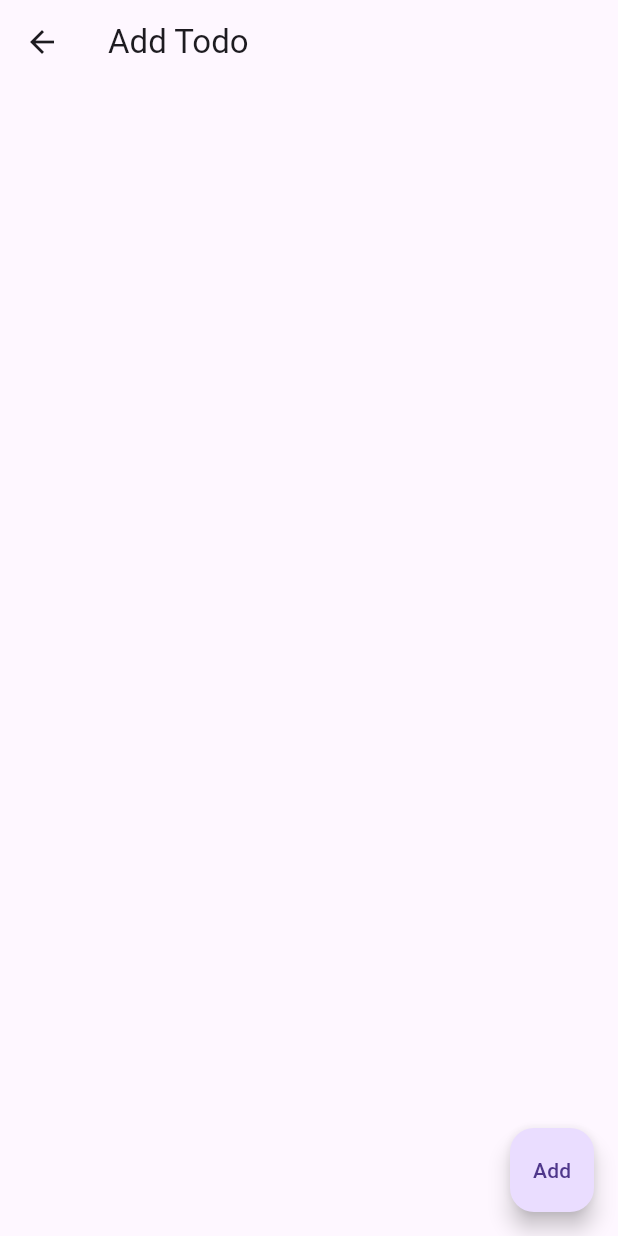
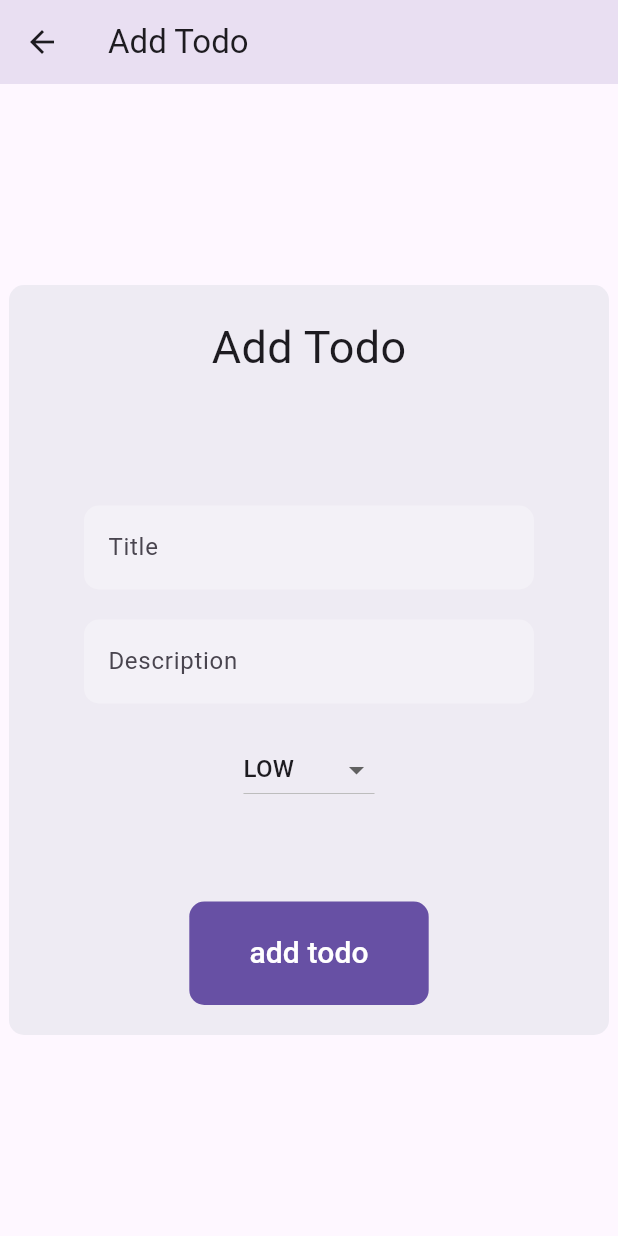
Before and after one commit to avagst3/tuto_flutter, a Flutter app: the screen it shows after launch, after a tap on the "add" icon, on a phone screen of 412 x 824 dp. Run offline on Flutter 3.47's test engine with Material 3 defaults, Android fonts, the phone set to English and light mode, and no system bars.

Commit message:
end demo

```diff
--- a/lib/models/manage_todo.dart
+++ b/lib/models/manage_todo.dart
@@ -7,6 +7,7 @@ class ManageTodo extends ChangeNotifier {
   List<TodoItem> get list => _list;
 
   void addItem(TodoItem todoItem) {
+    print("add");
     list.add(todoItem);
     notifyListeners();
   }
--- a/lib/views/add_todo/add_todo.dart
+++ b/lib/views/add_todo/add_todo.dart
@@ -1,4 +1,7 @@
 import 'package:flutter/material.dart';
+import 'package:provider/provider.dart';
+import 'package:tuto/models/manage_todo.dart';
+import 'package:tuto/models/todo_model.dart';
 
 class AddTodo extends StatefulWidget {
   const AddTodo({super.key});
@@ -8,17 +11,114 @@ class AddTodo extends StatefulWidget {
 }
 
 class _AddTodoState extends State<AddTodo> {
+  TextEditingController _titleControler = TextEditingController();
+  TextEditingController _descriptionControler = TextEditingController();
+  PriorityEnum priorityEnum = PriorityEnum.LOW;
   @override
   Widget build(BuildContext context) {
     return Scaffold(
       appBar: AppBar(
-        title: Text("Add Todo"),
+        title: const Text("Add Todo"),
+        elevation: 30,
       ),
-      floatingActionButton: FloatingActionButton(
-        onPressed: () {
-          Navigator.pop(context);
-        },
-        child: Text("Add"),
+      body: Center(
+        child: Container(
+          height: 500,
+          width: 400,
+          decoration: BoxDecoration(
+              color: Colors.blueGrey.withOpacity(0.1),
+              borderRadius: BorderRadius.circular(10)),
+          child: Column(
+            mainAxisAlignment: MainAxisAlignment.spaceBetween,
+            children: [
+              Padding(
+                padding: const EdgeInsets.all(20),
+                child: Text(
+                  "Add Todo",
+                  style: TextStyle(fontSize: 30),
+                ),
+              ),
+              Column(
+                children: [
+                  Container(
+                    padding: EdgeInsets.only(bottom: 20),
+                    width: 300,
+                    child: TextField(
+                      controller: _titleControler,
+                      decoration: InputDecoration(
+                        hintText: "Title",
+                        filled: true,
+                        fillColor: Colors.white30,
+                        hoverColor: Colors.white30,
+                        border: OutlineInputBorder(
+                          borderSide: BorderSide.none,
+                          borderRadius: BorderRadius.circular(10),
+                        ),
+                      ),
+                    ),
+                  ),
+                  Container(
+                    padding: EdgeInsets.only(bottom: 20),
+                    width: 300,
+                    child: TextField(
+                      controller: _descriptionControler,
+                      decoration: InputDecoration(
+                        hintText: "Description",
+                        filled: true,
+                        fillColor: Colors.white30,
+                        hoverColor: Colors.white30,
+                        border: OutlineInputBorder(
+                          borderSide: BorderSide.none,
+                          borderRadius: BorderRadius.circular(10),
+                        ),
+                      ),
+                    ),
+                  ),
+                  DropdownButton<PriorityEnum>(
+                    borderRadius: BorderRadius.circular(10),
+                    items: PriorityEnum.values.map((PriorityEnum priority) {
+                      return DropdownMenuItem<PriorityEnum>(
+                        value: priority,
+                        child: Text(priority.name),
+                      );
+                    }).toList(),
+                    value: priorityEnum,
+                    onChanged: (PriorityEnum? newPriority) {
+                      setState(() {
+                        priorityEnum = newPriority!;
+                      });
+                    },
+                  ),
+                ],
+              ),
+              Padding(
+                padding: const EdgeInsets.only(bottom: 20),
+                child: FilledButton(
+                  style: FilledButton.styleFrom(
+                    padding: EdgeInsets.symmetric(vertical: 20, horizontal: 40),
+                    shape: RoundedRectangleBorder(
+                      borderRadius: BorderRadius.circular(10),
+                    ),
+                  ),
+                  onPressed: () {
+                    context.read<ManageTodo>().addItem(
+                          TodoItem(
+                              title: _titleControler.text,
+                              description: _descriptionControler.text,
+                              priority: priorityEnum,
+                              isCompleted: false),
+                        );
+                    Navigator.pop(context);
+                  },
+                  child: Text(
+                    "add todo",
+                    style: TextStyle(fontSize: 20),
+                  ),
+                ),
+              )
+            ],
+          ),
+        ),
       ),
     );
   }
--- a/lib/views/home/home.dart
+++ b/lib/views/home/home.dart
@@ -1,5 +1,8 @@
 import 'package:flutter/material.dart';
+import 'package:provider/provider.dart';
+import 'package:tuto/models/manage_todo.dart';
 import 'package:tuto/views/add_todo/add_todo.dart';
+import 'package:tuto/views/home/widgets/todo_tile.dart';
 
 class Home extends StatelessWidget {
   const Home({super.key});
@@ -8,17 +11,28 @@ class Home extends StatelessWidget {
   Widget build(BuildContext context) {
     return Scaffold(
       appBar: AppBar(
-        title: Text("Home"),
+        title: const Text("Home"),
+        elevation: 30,
       ),
-      body: Center(
-        child: Text("you have to do it by your own now..."),
+      body: Consumer<ManageTodo>(
+        builder: (context, item, child) {
+          return item.list.isNotEmpty
+              ? ListView.builder(
+                  itemCount: item.list.length,
+                  itemBuilder: (BuildContext context, index) {
+                    return TodoTile(item: item, index: index);
+                  })
+              : const Center(
+                  child: Text("No todo"),
+                );
+        },
       ),
       floatingActionButton: FloatingActionButton(
         onPressed: () {
-          Navigator.push(
-              context, MaterialPageRoute(builder: (context) => AddTodo()));
+          Navigator.push(context,
+              MaterialPageRoute(builder: (context) => const AddTodo()));
         },
-        child: Icon(Icons.add),
+        child: const Icon(Icons.add),
       ),
     );
   }
--- a/lib/views/home/widgets/todo_tile.dart
+++ b/lib/views/home/widgets/todo_tile.dart
@@ -18,7 +18,7 @@ class TodoTile extends StatelessWidget {
         checkColor: Colors.green,
         value: item.list[index].isCompleted,
         onChanged: (_) => {
-          //todo
+          context.read<ManageTodo>().updateStatus(index),
         },
       ),
       title: Row(
@@ -51,7 +51,7 @@ class TodoTile extends StatelessWidget {
       trailing: IconButton(
         icon: const Icon(Icons.delete),
         onPressed: () {
-          //todo
+          context.read<ManageTodo>().removeItem(item.list[index]);
         },
       ),
       tileColor: item.list[index].isCompleted
```
